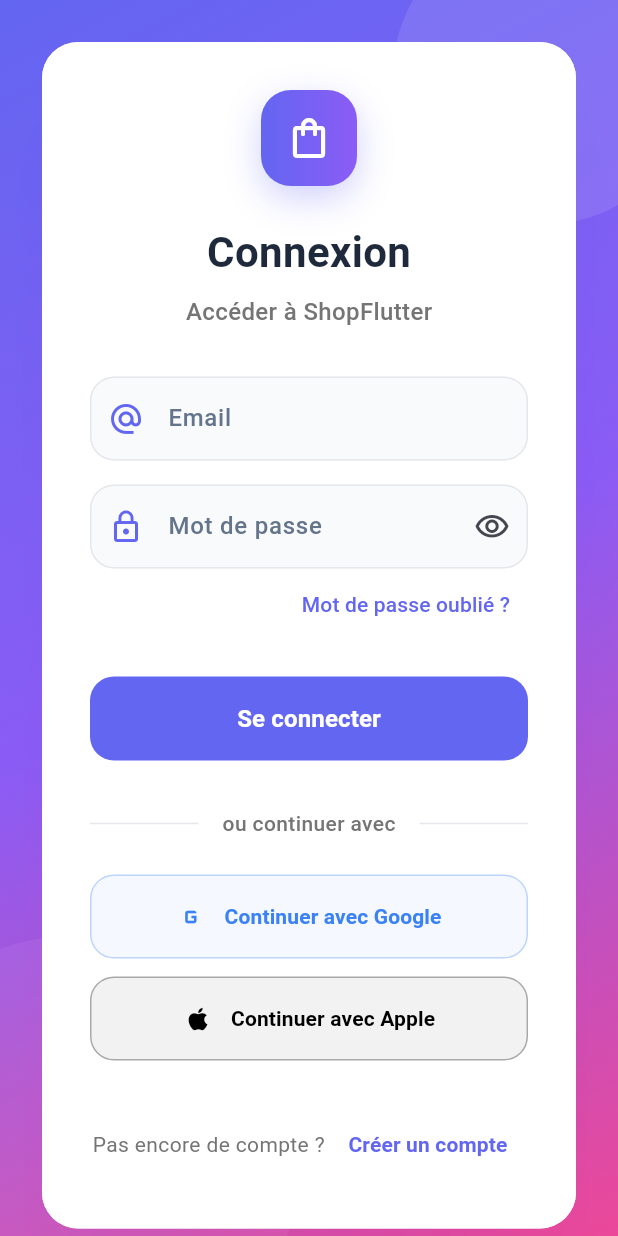
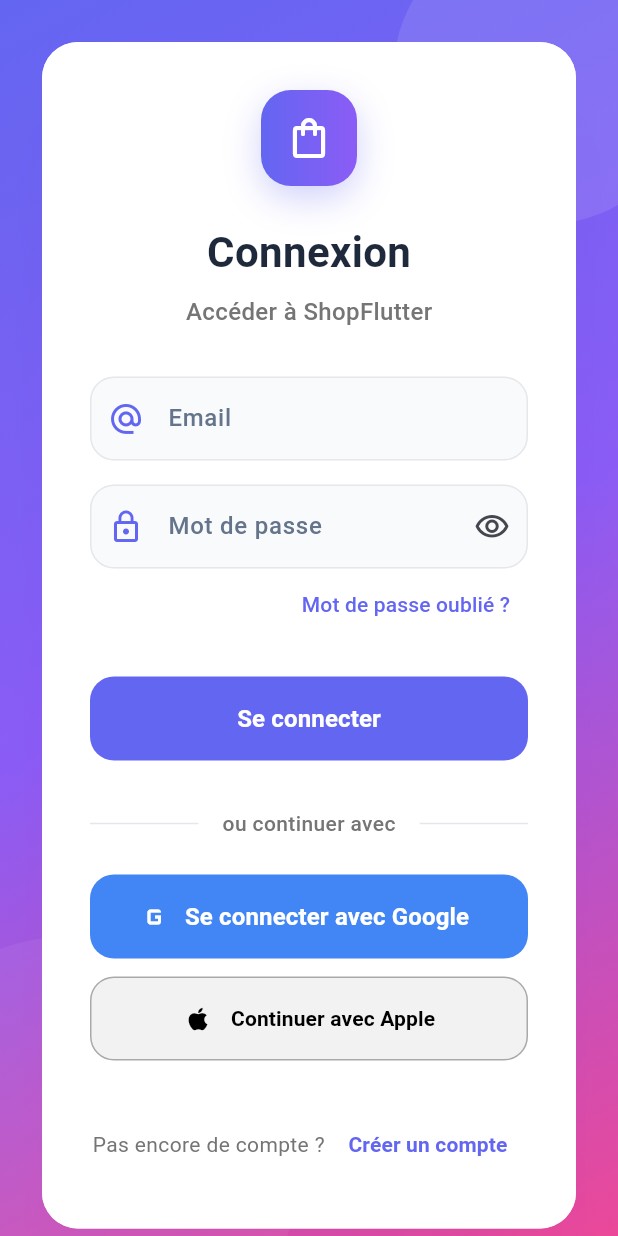
Before and after one commit to aminelaihem/ShopFlutter, a Flutter app: the screen it shows after launch, on a phone screen of 412 x 824 dp. Run offline on Flutter 3.47's test engine with Material 3 defaults, Android fonts, the phone set to English and light mode, and no system bars; our stand-ins replace cached_network_image, dio, firebase_auth, firebase_core, flutter_dotenv, flutter_riverpod and 4 more; missing offline and left inert: flutter_stripe; accounts and stored records are empty.

Commit message:
feat: add possibility signin with google

```diff
--- a/lib/src/features/auth/domain/repositories/auth_repository.dart
+++ b/lib/src/features/auth/domain/repositories/auth_repository.dart
@@ -4,6 +4,8 @@
 abstract class AuthRepository {
   Future<UserEntity> signIn({required String email, required String password});
   Future<UserEntity> register({required String email, required String password});
+  Future<UserEntity> signInWithGoogle();
+  Future<UserEntity> registerWithGoogle();
   Future<void> signOut();
   Stream<UserEntity?> watchAuthState();
 }
--- a/lib/src/features/auth/presentation/pages/login_page.dart
+++ b/lib/src/features/auth/presentation/pages/login_page.dart
@@ -5,7 +5,9 @@
 import '../../../../app/router/routes.dart';
 import '../../../../app/utils/validators.dart';
 import '../viewmodels/login_vm.dart';
+import '../viewmodels/google_auth_vm.dart';
 import '../widgets/auth_layout.dart';
+import '../widgets/google_sign_in_button.dart';
 
 class LoginPage extends ConsumerStatefulWidget {
   const LoginPage({super.key});
@@ -75,16 +77,11 @@
       }
     }
 
-    Future<void> signInWithGoogle() async {
-      // TODO: Implémenter Google Sign-In
-      ScaffoldMessenger.of(context).showSnackBar(
-        SnackBar(
-          content: const Text('Google Sign-In sera bientôt disponible'),
-          backgroundColor: const Color(0xFF3B82F6),
-          behavior: SnackBarBehavior.floating,
-          shape: RoundedRectangleBorder(borderRadius: BorderRadius.circular(12)),
-        ),
-      );
+    Future<void> handleGoogleSignInSuccess() async {
+      // Redirection après connexion Google réussie
+      if (mounted) {
+        context.go(AppRoutes.home);
+      }
     }
 
     Future<void> signInWithFacebook() async {
@@ -229,12 +226,10 @@
 
                 const SizedBox(height: 24),
 
-                // Boutons d'authentification sociale
-                _SocialButton(
-                  onPressed: signInWithGoogle,
-                  icon: Icons.g_mobiledata,
-                  label: 'Continuer avec Google',
-                  color: const Color(0xFF3B82F6),
+                // Bouton Google Sign-In
+                GoogleSignInButton(
+                  onSuccess: handleGoogleSignInSuccess,
+                  isRegister: false,
                 ),
 
                 const SizedBox(height: 12),
--- /dev/null
+++ b/lib/src/features/auth/presentation/widgets/google_sign_in_button.dart
@@ -0,0 +1,107 @@
+// lib/src/features/auth/presentation/widgets/google_sign_in_button.dart
+import 'package:flutter/material.dart';
+import 'package:flutter_riverpod/flutter_riverpod.dart';
+import '../viewmodels/google_auth_vm.dart';
+
+class GoogleSignInButton extends ConsumerWidget {
+  const GoogleSignInButton({
+    super.key,
+    required this.onSuccess,
+    this.isRegister = false,
+  });
+
+  final VoidCallback onSuccess;
+  final bool isRegister;
+
+  @override
+  Widget build(BuildContext context, WidgetRef ref) {
+    final state = ref.watch(googleAuthVmProvider);
+    final vm = ref.read(googleAuthVmProvider.notifier);
+
+    Future<void> handleGoogleSignIn() async {
+      final user = isRegister
+          ? await vm.registerWithGoogle()
+          : await vm.signInWithGoogle();
+
+      if (user != null) {
+        onSuccess();
+      } else if (state.error != null) {
+        if (context.mounted) {
+          ScaffoldMessenger.of(context).showSnackBar(
+            SnackBar(
+              content: Text(state.error!),
+              backgroundColor: const Color(0xFFEF4444),
+              behavior: SnackBarBehavior.floating,
+              shape: RoundedRectangleBorder(borderRadius: BorderRadius.circular(12)),
+            ),
+          );
+        }
+      }
+    }
+
+    return _SocialButton(
+      onPressed: state.isLoading ? null : handleGoogleSignIn,
+      icon: Icons.g_mobiledata,
+      label: isRegister ? 'S\'inscrire avec Google' : 'Se connecter avec Google',
+      color: const Color(0xFF4285F4),
+      isLoading: state.isLoading,
+    );
+  }
+}
+
+class _SocialButton extends StatelessWidget {
+  const _SocialButton({
+    required this.onPressed,
+    required this.icon,
+    required this.label,
+    required this.color,
+    this.isLoading = false,
+  });
+
+  final VoidCallback? onPressed;
+  final IconData icon;
+  final String label;
+  final Color color;
+  final bool isLoading;
+
+  @override
+  Widget build(BuildContext context) {
+    return SizedBox(
+      width: double.infinity,
+      height: 56,
+      child: ElevatedButton.icon(
+        onPressed: isLoading ? null : onPressed,
+        icon: isLoading
+            ? SizedBox(
+                width: 20,
+                height: 20,
+                child: CircularProgressIndicator(
+                  strokeWidth: 2,
+                  valueColor: AlwaysStoppedAnimation<Color>(
+                    color.withOpacity(0.7),
+                  ),
+                ),
+              )
+            : Icon(icon, color: Colors.white, size: 24),
+        label: Text(
+          label,
+          style: const TextStyle(
+            color: Colors.white,
+            fontSize: 16,
+            fontWeight: FontWeight.w600,
+          ),
+        ),
+        style: ElevatedButton.styleFrom(
+          backgroundColor: color,
+          foregroundColor: Colors.white,
+          elevation: 0,
+          shadowColor: Colors.transparent,
+          shape: RoundedRectangleBorder(
+            borderRadius: BorderRadius.circular(16),
+          ),
+          disabledBackgroundColor: color.withOpacity(0.6),
+        ),
+      ),
+    );
+  }
+}
--- a/pubspec.yaml
+++ b/pubspec.yaml
@@ -36,6 +36,7 @@
   cupertino_icons: ^1.0.8
   firebase_core: ^4.1.0
   firebase_auth: ^6.0.2
+  google_sign_in: ^6.2.1
   flutter_riverpod: ^2.6.1
   go_router: ^16.2.1
   hive: ^2.2.3
```
Also changed, not shown: lib/src/app/di/auth_providers.dart (+15 -2 lines), lib/src/features/auth/data/datasources/firebase_auth_datasource.dart (+56 -2 lines), lib/src/features/auth/data/repositories_impl/auth_repository_impl.dart (+27 -1 lines), lib/src/features/auth/domain/usecases/register_with_google.dart (added, +12 -0 lines), lib/src/features/auth/domain/usecases/sign_in_with_google.dart (added, +12 -0 lines), lib/src/features/auth/presentation/pages/register_page.dart (+11 -16 lines), lib/src/features/auth/presentation/viewmodels/google_auth_vm.dart (added, +66 -0 lines), pubspec.lock, 4 other files.
